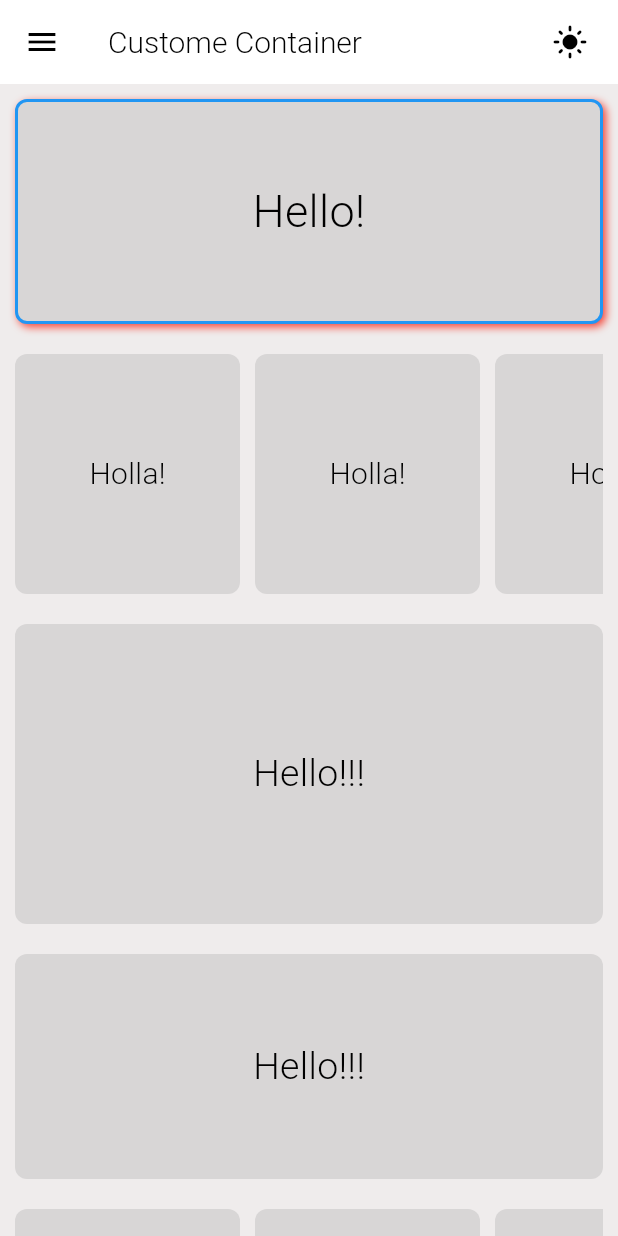
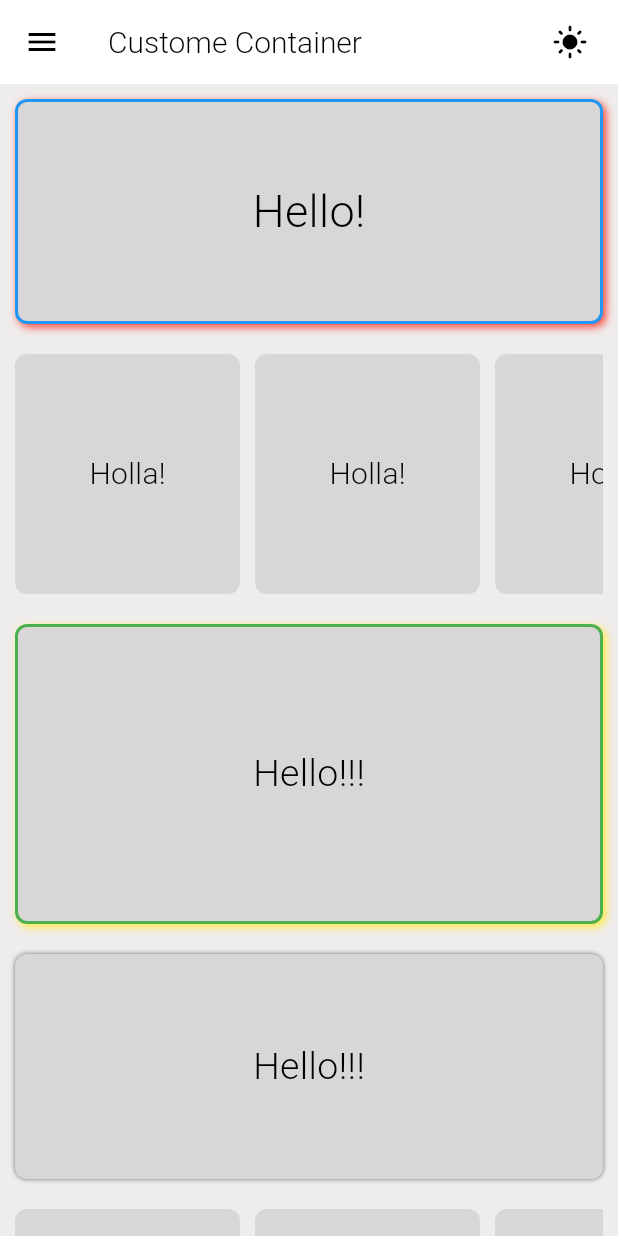
Before and after one commit to LuckyVishwa1104/Flutter-Basics, a Flutter app: the screen it shows after launch, on a phone screen of 412 x 824 dp. Run offline on Flutter 3.47's test engine with Material 3 defaults, Android fonts, the phone set to English and light mode, and no system bars; our stand-ins replace image_picker.

```diff
--- a/lib/constructs/custom_container_demo.dart
+++ b/lib/constructs/custom_container_demo.dart
@@ -61,7 +61,8 @@ class _CustomContainerDemoState extends State<CustomContainerDemo> {
               width: double.infinity,
               // padding: EdgeInsets.all(20),  // to add padding to the child of the container --> to move the child within the container
               // margin: EdgeInsets.only(top: 30, bottom: 30, right: 30, left: 30,), // to move the container compaired to the its outside entity --> to move the container from the margein of the screen
-              alignment: Alignment.center,  // to align the child inside the container
+              alignment:
+                  Alignment.center, // to align the child inside the container
               // transform: Matrix4.rotationZ(0.5), // to add transformatino to container --> to change its position
               decoration: BoxDecoration(
                 color: toggle
@@ -74,15 +75,16 @@ class _CustomContainerDemoState extends State<CustomContainerDemo> {
                   strokeAlign: BorderSide
                       .strokeAlignInside, // to align border around the edge of the container
                 ),
-                  borderRadius: BorderRadius.circular(
-                      8), // to add radius to the container
+                borderRadius:
+                    BorderRadius.circular(8), // to add radius to the container
                 boxShadow: const [
                   BoxShadow(
                     color: Colors.red, // to add shadow color
                     blurRadius: 4, // to add width to the shadow
                     offset: Offset(2, 2), // to change the shadow direction
                   )
-                  ]),
+                ],
+              ),
               child: Text(
                 'Hello!',
                 style: TextStyle(
@@ -193,18 +195,31 @@ class _CustomContainerDemoState extends State<CustomContainerDemo> {
             Container(
               height: 200,
               width: double.infinity,
+              alignment: Alignment.center,
               decoration: BoxDecoration(
                 color: toggle ? bgClrLight : bgClrDark,
                 borderRadius: BorderRadius.circular(8),
+                border: Border.all(
+                  color: Colors.green, // to add color to the border
+                  style: BorderStyle.solid, // to add sylinging to the border
+                  width: 2, // to add width to the border
+                  strokeAlign: BorderSide
+                      .strokeAlignInside, // to adjust the order along the edge of the container
                 ),
-              child: Center(
+                boxShadow: const [
+                  BoxShadow(
+                    color: Colors.yellow, // to aad color of the shadow
+                    blurRadius: 4, // to add the width of the shadow
+                    offset: Offset(2, 2), // tp adjust the shadow direction
+                  )
+                ],
+              ),
               child: Text(
                 'Hello!!!',
                 style: TextStyle(
                   fontSize: 25,
                   fontWeight: FontWeight.w300,
                   color: toggle ? textColorLight : textColorDark,
-                  ),
                 ),
               ),
             ),
@@ -219,6 +234,14 @@ class _CustomContainerDemoState extends State<CustomContainerDemo> {
               decoration: BoxDecoration(
                 color: toggle ? bgClrLight : bgClrDark,
                 borderRadius: BorderRadius.circular(8),
+                boxShadow: [
+                  BoxShadow(
+                    color: toggle
+                        ? const Color.fromARGB(255, 111, 110, 110)
+                        : const Color.fromARGB(255, 234, 233, 233),
+                    blurRadius: 2,
+                  )
+                ],
               ),
               child: Center(
                 child: Text(
@@ -307,10 +330,39 @@ class _CustomContainerDemoState extends State<CustomContainerDemo> {
               height: 20,
             ),
 
+            // container with transition
+            Container(
+              height: 90,
+              width: 120,
+              alignment: Alignment.center,
+              // transform: Matrix4.rotationX(0.5),  // to rotate the container along the axis
+              // transform: Matrix4.translationValues(50, 50, 100), // to move the container along the axis
+              // transform: Matrix4.identity()..scale(1.9), // to resize the container
+              // transform:  Matrix4.skewX(0.3), // to title the container along the aixs
+              decoration: BoxDecoration(
+                color: toggle ? bgClrLight : bgClrDark,
+                borderRadius: BorderRadius.circular(8),
+              ),
+              child: Text(
+                'Transform!',
+                style: TextStyle(
+                  fontSize: 20,
+                  fontWeight: FontWeight.w300,
+                  color: toggle ? textColorLight : textColorDark,
+                ),
+              ),
+            ),
+
+            const SizedBox(
+              height: 20,
+            ),
+
             // sixth Container
             Container(
               height: 150,
               width: double.infinity,
+              // transform: Matrix4.rotationX(1.6),
+              //// rotationX() - it wil transfor in x-axis(horizontally). || rotationY() - it will transform in y-axis (vertically) || transforZ() - it will transfir from top-left conrner of the container
               decoration: BoxDecoration(
                 color: toggle ? bgClrLight : bgClrDark,
                 borderRadius: BorderRadius.circular(8),
@@ -326,6 +378,9 @@ class _CustomContainerDemoState extends State<CustomContainerDemo> {
                 ),
               ),
             ),
+            const SizedBox(
+              height: 20,
+            ),
           ],
         ),
       ),
```
Lines whose indentation alone changed are shown as unchanged.
